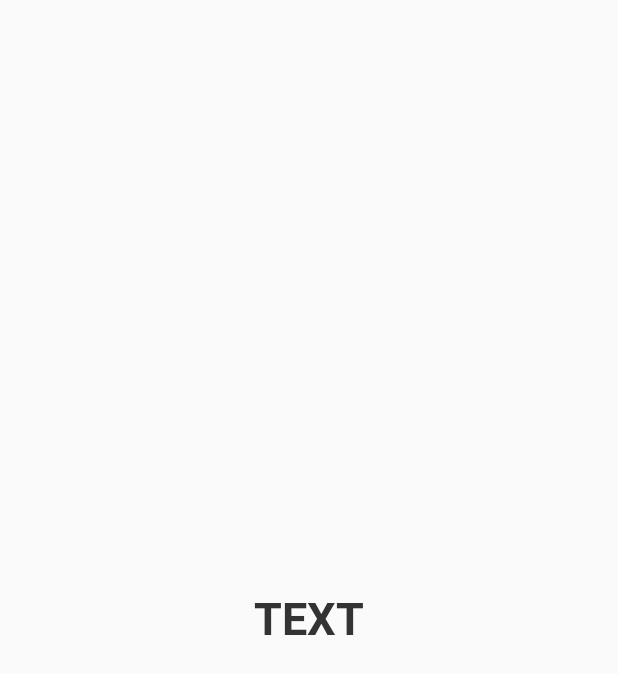
After one commit to NYK1024212458/YeIWillGone, an Android app: the layout fragment_common.xml on its own in the app's theme, with its tools: preview values and no code run, on a phone screen of 412 x 824 dp. The commit adds this screen. Shown: the top 674 px of the screen. Run offline under Robolectric (Android 15) with nearby library versions, the phone set to English and light mode, and no system bars.

Commit message:
底部导航栏的实现

```diff
--- a/formyself/build.gradle
+++ b/formyself/build.gradle
@@ -61,4 +61,7 @@ dependencies {
     // 圆形图片
     compile 'com.makeramen:roundedimageview:2.2.1'
 
+    // 底部导航栏的实现
+    compile 'com.ycl.tabview.library:tabviewlibrary:1.0'
+
 }
--- a/formyself/src/main/AndroidManifest.xml
+++ b/formyself/src/main/AndroidManifest.xml
@@ -18,6 +18,7 @@
         </activity>
         <activity android:name=".PictureActivity" />
         <activity android:name=".MainActivity"/>
+        <activity android:name=".BottomNagivateActivity"/>
     </application>
 
 </manifest>
--- a/formyself/src/main/res/layout/activity_main.xml
+++ b/formyself/src/main/res/layout/activity_main.xml
@@ -8,6 +8,7 @@
     android:background="#FFEEEEEE"
     android:fitsSystemWindows="true"
     android:clipChildren="false">
+
     <include
         android:id="@+id/swipe_fling_bottom"
         layout="@layout/layout_swipe_fling_bottom" />
@@ -20,5 +21,10 @@
         android:layout_marginBottom="18dp"
         android:clipChildren="false"
         app:rotation_degrees="5" />
+    <Button
+        android:text="进入底部导航"
+        android:id="@+id/btn_enter"
+        android:layout_width="wrap_content"
+        android:layout_height="wrap_content" />
 
 </RelativeLayout>
--- /dev/null
+++ b/formyself/src/main/res/layout/fragment_common.xml
@@ -0,0 +1,18 @@
+<?xml version="1.0" encoding="utf-8"?>
+<LinearLayout xmlns:android="http://schemas.android.com/apk/res/android"
+    android:layout_width="match_parent"
+    android:layout_height="match_parent"
+    android:orientation="vertical"
+    android:gravity="center"
+    >
+
+    <TextView
+        android:id="@+id/textView"
+        android:layout_width="wrap_content"
+        android:layout_height="wrap_content"
+        android:textSize="30sp"
+        android:textColor="#333333"
+        android:textStyle="bold"
+        android:text="TEXT"
+       />
+</LinearLayout>
```
Also changed, not shown: formyself/src/main/java/com/kunkun/forlove/formyself/BottomNagivateActivity.java (added, +46 -0 lines), formyself/src/main/java/com/kunkun/forlove/formyself/MainActivity.java (+9 -0 lines), formyself/src/main/java/com/kunkun/forlove/formyself/fragment/FragmentCommon.java (added, +35 -0 lines), formyself/src/main/res/layout/activity_bottom_nagivate.xml (added, +14 -0 lines), formyself/src/main/res/drawable/tab01_sel.png (added), formyself/src/main/res/drawable/tab01_unsel.png (added), formyself/src/main/res/drawable/tab02_sel.png (added), formyself/src/main/res/drawable/tab02_unsel.png (added), formyself/src/main/res/drawable/tab03_sel.png (added), formyself/src/main/res/drawable/tab03_unsel.png (added), formyself/src/main/res/drawable/tab04_sel.png (added), formyself/src/main/res/drawable/tab04_unsel.png (added), formyself/src/main/res/drawable/tab05_sel.png (added), formyself/src/main/res/drawable/tab05_unsel.png (added), 1 other file.
